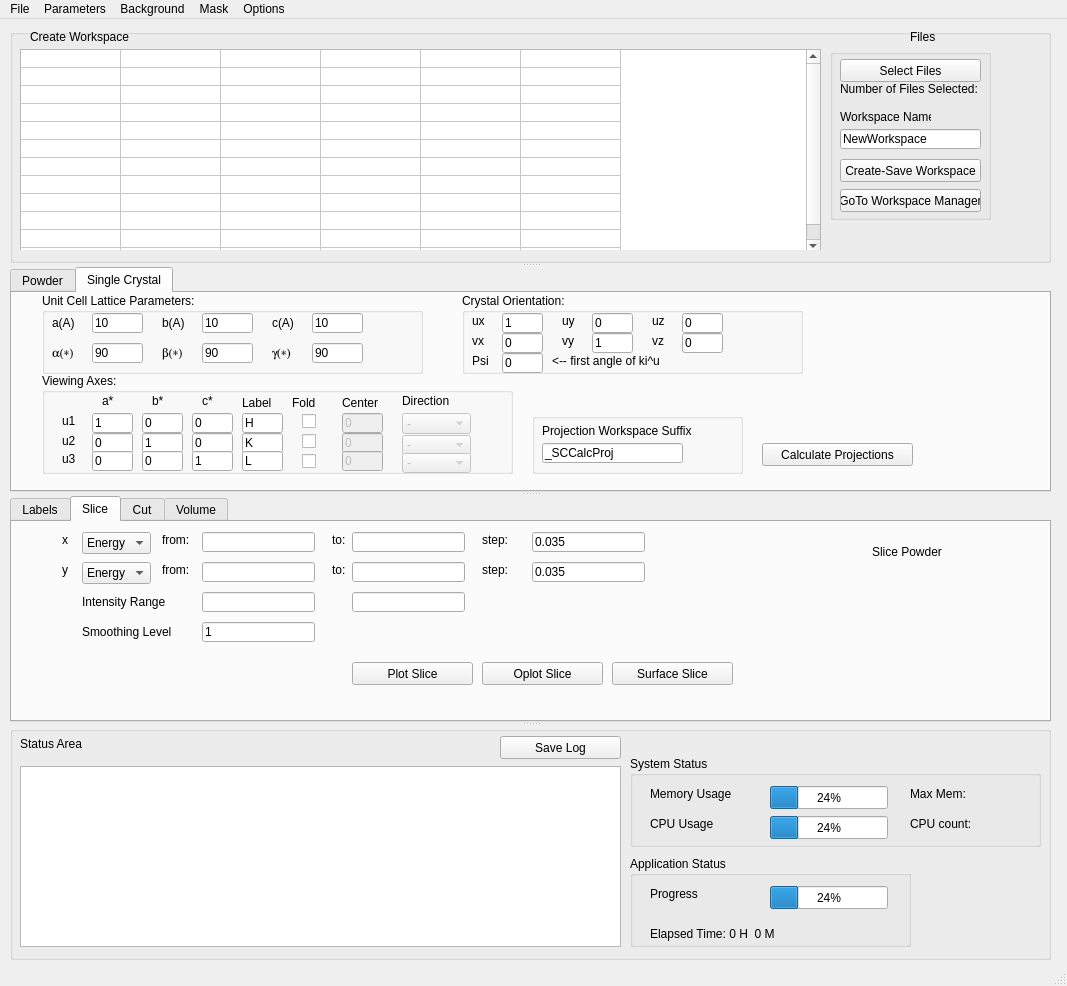
This is MSlice.ui in neutrons/mslice_2.0 as Qt 5 draws it before an edit. The edited form follows.
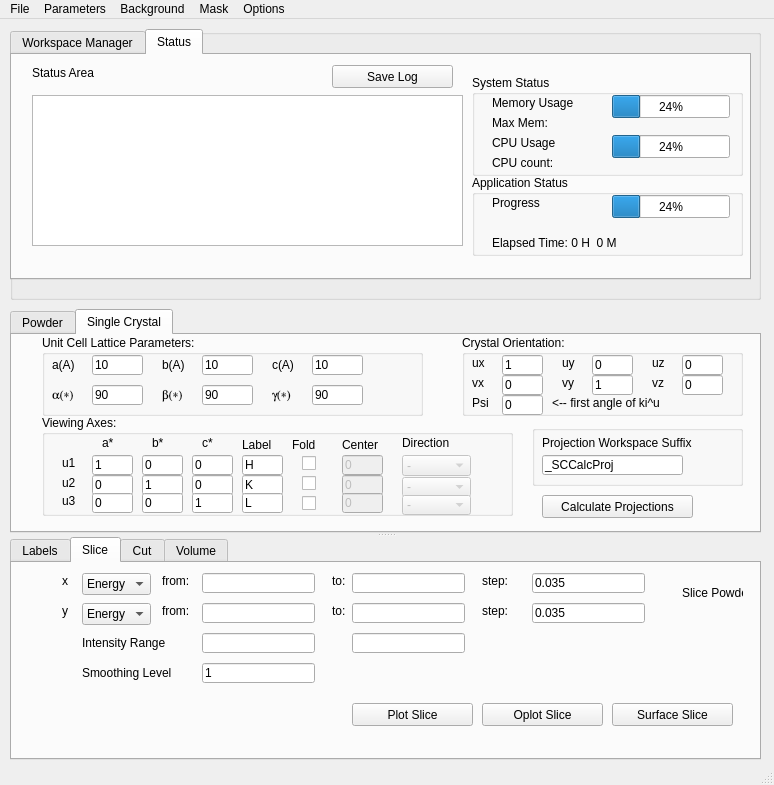
This is the edited form. The open tabs and pages were chosen to show the change.

Commit message:
Reduced size of GUIs and refactored Workspace Composer
The MSlice GUI size was reduced by 40% and the Workspace composer was
reworked to better accommodate dataflow and workflow.

The edit to the form file:
```diff
--- a/MSlice.ui
+++ b/MSlice.ui
@@ -6,8 +6,8 @@
    <rect>
     <x>0</x>
     <y>0</y>
-    <width>1067</width>
-    <height>986</height>
+    <width>774</width>
+    <height>785</height>
    </rect>
   </property>
   <property name="windowTitle">
@@ -42,29 +42,31 @@
      <string/>
     </property>
    </widget>
-   <widget class="QSplitter" name="splitter">
-    <property name="geometry">
-     <rect>
-      <x>10</x>
-      <y>10</y>
-      <width>1041</width>
-      <height>931</height>
-     </rect>
-    </property>
-    <property name="orientation">
-     <enum>Qt::Vertical</enum>
-    </property>
     <widget class="QGroupBox" name="FileHandlingBox">
+    <property name="geometry">
+     <rect>
+      <x>10</x>
+      <y>10</y>
+      <width>751</width>
+      <height>271</height>
+     </rect>
+    </property>
+    <property name="sizePolicy">
+     <sizepolicy hsizetype="Preferred" vsizetype="Preferred">
+      <horstretch>0</horstretch>
+      <verstretch>0</verstretch>
+     </sizepolicy>
+    </property>
      <property name="title">
       <string/>
      </property>
-     <widget class="QStackedWidget" name="stackedWidgetFilesWorkspaces">
+    <widget class="QTabWidget" name="tabWidgetFilesWorkspaces">
       <property name="geometry">
        <rect>
         <x>0</x>
         <y>0</y>
-        <width>1031</width>
-        <height>221</height>
+       <width>741</width>
+       <height>251</height>
        </rect>
       </property>
       <property name="sizePolicy">
@@ -74,246 +76,12 @@
        </sizepolicy>
       </property>
       <property name="currentIndex">
-       <number>1</number>
-      </property>
-      <widget class="QWidget" name="page_7">
-       <widget class="QTableWidget" name="tableWidget">
-        <property name="enabled">
-         <bool>true</bool>
-        </property>
-        <property name="geometry">
-         <rect>
-          <x>10</x>
-          <y>20</y>
-          <width>801</width>
-          <height>205</height>
-         </rect>
-        </property>
-        <property name="sizePolicy">
-         <sizepolicy hsizetype="Ignored" vsizetype="Ignored">
-          <horstretch>0</horstretch>
-          <verstretch>50</verstretch>
-         </sizepolicy>
-        </property>
-        <property name="maximumSize">
-         <size>
-          <width>840</width>
-          <height>205</height>
-         </size>
-        </property>
-        <property name="sizeIncrement">
-         <size>
-          <width>5</width>
-          <height>5</height>
-         </size>
-        </property>
-        <property name="selectionBehavior">
-         <enum>QAbstractItemView::SelectRows</enum>
-        </property>
-        <property name="sortingEnabled">
-         <bool>true</bool>
-        </property>
-        <property name="rowCount">
-         <number>12</number>
-        </property>
-        <property name="columnCount">
-         <number>6</number>
-        </property>
-        <attribute name="horizontalHeaderVisible">
-         <bool>false</bool>
-        </attribute>
-        <attribute name="horizontalHeaderCascadingSectionResizes">
-         <bool>true</bool>
-        </attribute>
-        <attribute name="horizontalHeaderDefaultSectionSize">
-         <number>100</number>
-        </attribute>
-        <attribute name="horizontalHeaderShowSortIndicator" stdset="0">
-         <bool>true</bool>
-        </attribute>
-        <attribute name="horizontalHeaderStretchLastSection">
-         <bool>false</bool>
-        </attribute>
-        <attribute name="verticalHeaderVisible">
-         <bool>false</bool>
-        </attribute>
-        <attribute name="verticalHeaderCascadingSectionResizes">
-         <bool>true</bool>
-        </attribute>
-        <attribute name="verticalHeaderDefaultSectionSize">
-         <number>18</number>
-        </attribute>
-        <attribute name="verticalHeaderHighlightSections">
-         <bool>true</bool>
-        </attribute>
-        <attribute name="verticalHeaderMinimumSectionSize">
-         <number>15</number>
-        </attribute>
-        <attribute name="verticalHeaderStretchLastSection">
-         <bool>false</bool>
-        </attribute>
-        <row/>
-        <row/>
-        <row/>
-        <row/>
-        <row/>
-        <row/>
-        <row/>
-        <row/>
-        <row/>
-        <row/>
-        <row/>
-        <row/>
-        <column>
-         <property name="text">
-          <string>Filename</string>
-         </property>
-        </column>
-        <column>
-         <property name="text">
-          <string>Date</string>
-         </property>
-        </column>
-        <column>
-         <property name="text">
-          <string>Type</string>
-         </property>
-        </column>
-        <column>
-         <property name="text">
-          <string>Size</string>
-         </property>
-        </column>
-        <column>
-         <property name="text">
-          <string>Scale Factor</string>
-         </property>
-        </column>
-        <column>
-         <property name="text">
-          <string>Status</string>
-         </property>
-        </column>
-       </widget>
-       <widget class="QGroupBox" name="groupBoxLoadData">
-        <property name="geometry">
-         <rect>
-          <x>820</x>
-          <y>20</y>
-          <width>161</width>
-          <height>171</height>
-         </rect>
-        </property>
-        <property name="title">
-         <string/>
-        </property>
-        <widget class="QPushButton" name="pushButtonCreateWorkspace">
-         <property name="geometry">
-          <rect>
-           <x>10</x>
-           <y>110</y>
-           <width>141</width>
-           <height>23</height>
-          </rect>
-         </property>
-         <property name="text">
-          <string>Create-Save Workspace</string>
-         </property>
-        </widget>
-        <widget class="QLabel" name="LabelNfiles">
-         <property name="geometry">
-          <rect>
-           <x>10</x>
-           <y>30</y>
-           <width>151</width>
-           <height>20</height>
-          </rect>
-         </property>
-         <property name="text">
-          <string>Number of Files Selected:</string>
-         </property>
-        </widget>
-        <widget class="QLineEdit" name="lineEditWorkspaceName">
-         <property name="geometry">
-          <rect>
-           <x>10</x>
-           <y>80</y>
-           <width>141</width>
-           <height>20</height>
-          </rect>
-         </property>
-         <property name="text">
-          <string>NewWorkspace</string>
-         </property>
-        </widget>
-        <widget class="QLabel" name="label_106">
-         <property name="geometry">
-          <rect>
-           <x>10</x>
-           <y>60</y>
-           <width>91</width>
-           <height>16</height>
-          </rect>
-         </property>
-         <property name="text">
-          <string>Workspace Name</string>
-         </property>
-        </widget>
-        <widget class="QPushButton" name="pushButtonWorkspaceManager">
-         <property name="geometry">
-          <rect>
-           <x>10</x>
-           <y>140</y>
-           <width>141</width>
-           <height>23</height>
-          </rect>
-         </property>
-         <property name="text">
-          <string>GoTo Workspace Manager</string>
-         </property>
-        </widget>
-        <widget class="QPushButton" name="pushButtonSelectFiles">
-         <property name="geometry">
-          <rect>
-           <x>10</x>
-           <y>10</y>
-           <width>141</width>
-           <height>23</height>
-          </rect>
-         </property>
-         <property name="text">
-          <string>Select Files</string>
-         </property>
-        </widget>
-       </widget>
-       <widget class="QLabel" name="label_104">
-        <property name="geometry">
-         <rect>
-          <x>900</x>
-          <y>0</y>
-          <width>31</width>
-          <height>16</height>
-         </rect>
-        </property>
-        <property name="text">
-         <string>Files</string>
-        </property>
-       </widget>
-       <widget class="QLabel" name="label_110">
-        <property name="geometry">
-         <rect>
-          <x>20</x>
-          <y>0</y>
-          <width>101</width>
-          <height>16</height>
-         </rect>
-        </property>
-        <property name="text">
-         <string>Create Workspace</string>
-        </property>
-       </widget>
-      </widget>
-      <widget class="QWidget" name="page_8">
+      <number>0</number>
+     </property>
+     <widget class="QWidget" name="tabWidgetFilesWorkspacesPage2" native="true">
+      <attribute name="title">
+       <string>Workspace Manager</string>
+      </attribute>
        <widget class="QLabel" name="label_105">
         <property name="geometry">
          <rect>
@@ -588,8 +356,252 @@
         </property>
        </widget>
       </widget>
-     </widget>
-    </widget>
+     <widget class="QWidget" name="tabWidgetFilesWorkspacesPage1" native="true">
+      <attribute name="title">
+       <string>Status</string>
+      </attribute>
+      <widget class="QLabel" name="labelStatus">
+       <property name="geometry">
+        <rect>
+         <x>20</x>
+         <y>10</y>
+         <width>151</width>
+         <height>16</height>
+        </rect>
+       </property>
+       <property name="text">
+        <string>Status Area</string>
+       </property>
+      </widget>
+      <widget class="QTextEdit" name="StatusText">
+       <property name="geometry">
+        <rect>
+         <x>20</x>
+         <y>40</y>
+         <width>431</width>
+         <height>151</height>
+        </rect>
+       </property>
+       <property name="readOnly">
+        <bool>true</bool>
+       </property>
+      </widget>
+      <widget class="QGroupBox" name="groupBox_6">
+       <property name="geometry">
+        <rect>
+         <x>460</x>
+         <y>120</y>
+         <width>271</width>
+         <height>81</height>
+        </rect>
+       </property>
+       <property name="font">
+        <font>
+         <underline>false</underline>
+        </font>
+       </property>
+       <property name="title">
+        <string>Application Status</string>
+       </property>
+       <widget class="QProgressBar" name="progressBarStatusProgress">
+        <property name="geometry">
+         <rect>
+          <x>140</x>
+          <y>20</y>
+          <width>118</width>
+          <height>23</height>
+         </rect>
+        </property>
+        <property name="value">
+         <number>24</number>
+        </property>
+       </widget>
+       <widget class="QLabel" name="label_103">
+        <property name="geometry">
+         <rect>
+          <x>20</x>
+          <y>20</y>
+          <width>111</width>
+          <height>16</height>
+         </rect>
+        </property>
+        <property name="text">
+         <string>Progress</string>
+        </property>
+       </widget>
+       <widget class="QLabel" name="labelElapsedTime">
+        <property name="geometry">
+         <rect>
+          <x>20</x>
+          <y>60</y>
+          <width>231</width>
+          <height>16</height>
+         </rect>
+        </property>
+        <property name="text">
+         <string>Elapsed Time: 0 H  0 M</string>
+        </property>
+       </widget>
+      </widget>
+      <widget class="QGroupBox" name="groupBox_5">
+       <property name="geometry">
+        <rect>
+         <x>460</x>
+         <y>20</y>
+         <width>271</width>
+         <height>101</height>
+        </rect>
+       </property>
+       <property name="font">
+        <font>
+         <weight>50</weight>
+         <bold>false</bold>
+         <underline>false</underline>
+        </font>
+       </property>
+       <property name="title">
+        <string>System Status</string>
+       </property>
+       <widget class="QProgressBar" name="progressBarStatusMemory">
+        <property name="geometry">
+         <rect>
+          <x>140</x>
+          <y>20</y>
+          <width>118</width>
+          <height>23</height>
+         </rect>
+        </property>
+        <property name="value">
+         <number>24</number>
+        </property>
+       </widget>
+       <widget class="QProgressBar" name="progressBarStatusCPU">
+        <property name="geometry">
+         <rect>
+          <x>140</x>
+          <y>60</y>
+          <width>118</width>
+          <height>23</height>
+         </rect>
+        </property>
+        <property name="value">
+         <number>24</number>
+        </property>
+       </widget>
+       <widget class="QLabel" name="label_101">
+        <property name="geometry">
+         <rect>
+          <x>20</x>
+          <y>20</y>
+          <width>101</width>
+          <height>16</height>
+         </rect>
+        </property>
+        <property name="font">
+         <font>
+          <underline>false</underline>
+         </font>
+        </property>
+        <property name="text">
+         <string>Memory Usage</string>
+        </property>
+       </widget>
+       <widget class="QLabel" name="label_102">
+        <property name="geometry">
+         <rect>
+          <x>20</x>
+          <y>60</y>
+          <width>111</width>
+          <height>16</height>
+         </rect>
+        </property>
+        <property name="font">
+         <font>
+          <underline>false</underline>
+         </font>
+        </property>
+        <property name="text">
+         <string>CPU Usage</string>
+        </property>
+       </widget>
+       <widget class="QLabel" name="labelMaxMem">
+        <property name="geometry">
+         <rect>
+          <x>20</x>
+          <y>40</y>
+          <width>91</width>
+          <height>16</height>
+         </rect>
+        </property>
+        <property name="text">
+         <string>Max Mem:</string>
+        </property>
+       </widget>
+       <widget class="QLabel" name="labelCPUCount">
+        <property name="geometry">
+         <rect>
+          <x>20</x>
+          <y>80</y>
+          <width>91</width>
+          <height>16</height>
+         </rect>
+        </property>
+        <property name="text">
+         <string>CPU count:</string>
+        </property>
+       </widget>
+      </widget>
+      <widget class="QPushButton" name="pushButtonSaveLog">
+       <property name="geometry">
+        <rect>
+         <x>320</x>
+         <y>10</y>
+         <width>121</width>
+         <height>23</height>
+        </rect>
+       </property>
+       <property name="text">
+        <string>Save Log</string>
+       </property>
+      </widget>
+      <zorder>labelStatus</zorder>
+      <zorder>StatusText</zorder>
+      <zorder>groupBox_6</zorder>
+      <zorder>groupBox_5</zorder>
+      <zorder>pushButtonSaveLog</zorder>
+      <zorder>labelStatus</zorder>
+      <zorder>StatusText</zorder>
+      <zorder>groupBox_6</zorder>
+      <zorder>groupBox_5</zorder>
+      <zorder>pushButtonSaveLog</zorder>
+     </widget>
+    </widget>
+   </widget>
+   <widget class="QSplitter" name="splitter">
+    <property name="geometry">
+     <rect>
+      <x>0</x>
+      <y>0</y>
+      <width>0</width>
+      <height>0</height>
+     </rect>
+    </property>
+    <property name="orientation">
+     <enum>Qt::Vertical</enum>
+    </property>
+   </widget>
+   <widget class="QSplitter" name="splitter_2">
+    <property name="geometry">
+     <rect>
+      <x>10</x>
+      <y>290</y>
+      <width>751</width>
+      <height>451</height>
+     </rect>
+    </property>
+    <property name="orientation">
+     <enum>Qt::Vertical</enum>
+    </property>
     <widget class="QTabWidget" name="SampleTabWidget">
      <property name="currentIndex">
       <number>1</number>
@@ -1481,7 +1493,7 @@
         <rect>
          <x>450</x>
          <y>0</y>
-         <width>341</width>
+         <width>281</width>
          <height>81</height>
         </rect>
        </property>
@@ -1687,8 +1699,8 @@
       <widget class="QPushButton" name="pushButtonSCCalcProj">
        <property name="geometry">
         <rect>
-         <x>750</x>
-         <y>150</y>
+         <x>530</x>
+         <y>160</y>
          <width>151</width>
          <height>23</height>
         </rect>
@@ -1701,7 +1713,7 @@
        <property name="geometry">
         <rect>
          <x>520</x>
-         <y>120</y>
+         <y>90</y>
          <width>211</width>
          <height>61</height>
         </rect>
@@ -1828,7 +1840,7 @@
         <rect>
          <x>0</x>
          <y>0</y>
-         <width>971</width>
+         <width>741</width>
          <height>201</height>
         </rect>
        </property>
@@ -1839,9 +1851,9 @@
         <widget class="QLabel" name="label_29">
          <property name="geometry">
           <rect>
-           <x>860</x>
+           <x>670</x>
            <y>20</y>
-           <width>101</width>
+           <width>61</width>
            <height>20</height>
           </rect>
          </property>
@@ -4179,218 +4191,6 @@
       </widget>
      </widget>
     </widget>
-    <widget class="QGroupBox" name="groupBox">
-     <property name="title">
-      <string/>
-     </property>
-     <property name="checkable">
-      <bool>false</bool>
-     </property>
-     <widget class="QTextEdit" name="StatusText">
-      <property name="geometry">
-       <rect>
-        <x>10</x>
-        <y>40</y>
-        <width>601</width>
-        <height>181</height>
-       </rect>
-      </property>
-      <property name="readOnly">
-       <bool>true</bool>
-      </property>
-     </widget>
-     <widget class="QLabel" name="labelStatus">
-      <property name="geometry">
-       <rect>
-        <x>10</x>
-        <y>10</y>
-        <width>151</width>
-        <height>16</height>
-       </rect>
-      </property>
-      <property name="text">
-       <string>Status Area</string>
-      </property>
-     </widget>
-     <widget class="QPushButton" name="pushButtonSaveLog">
-      <property name="geometry">
-       <rect>
-        <x>490</x>
-        <y>10</y>
-        <width>121</width>
-        <height>23</height>
-       </rect>
-      </property>
-      <property name="text">
-       <string>Save Log</string>
-      </property>
-     </widget>
-     <widget class="QGroupBox" name="groupBox_5">
-      <property name="geometry">
-       <rect>
-        <x>620</x>
-        <y>30</y>
-        <width>411</width>
-        <height>91</height>
-       </rect>
-      </property>
-      <property name="font">
-       <font>
-        <weight>50</weight>
-        <bold>false</bold>
-        <underline>false</underline>
-       </font>
-      </property>
-      <property name="title">
-       <string>System Status</string>
-      </property>
-      <widget class="QProgressBar" name="progressBarStatusMemory">
-       <property name="geometry">
-        <rect>
-         <x>140</x>
-         <y>30</y>
-         <width>118</width>
-         <height>23</height>
-        </rect>
-       </property>
-       <property name="value">
-        <number>24</number>
-       </property>
-      </widget>
-      <widget class="QProgressBar" name="progressBarStatusCPU">
-       <property name="geometry">
-        <rect>
-         <x>140</x>
-         <y>60</y>
-         <width>118</width>
-         <height>23</height>
-        </rect>
-       </property>
-       <property name="value">
-        <number>24</number>
-       </property>
-      </widget>
-      <widget class="QLabel" name="label_101">
-       <property name="geometry">
-        <rect>
-         <x>20</x>
-         <y>30</y>
-         <width>121</width>
-         <height>16</height>
-        </rect>
-       </property>
-       <property name="font">
-        <font>
-         <underline>false</underline>
-        </font>
-       </property>
-       <property name="text">
-        <string>Memory Usage</string>
-       </property>
-      </widget>
-      <widget class="QLabel" name="label_102">
-       <property name="geometry">
-        <rect>
-         <x>20</x>
-         <y>60</y>
-         <width>111</width>
-         <height>16</height>
-        </rect>
-       </property>
-       <property name="font">
-        <font>
-         <underline>false</underline>
-        </font>
-       </property>
-       <property name="text">
-        <string>CPU Usage</string>
-       </property>
-      </widget>
-      <widget class="QLabel" name="labelMaxMem">
-       <property name="geometry">
-        <rect>
-         <x>280</x>
-         <y>30</y>
-         <width>131</width>
-         <height>16</height>
-        </rect>
-       </property>
-       <property name="text">
-        <string>Max Mem:</string>
-       </property>
-      </widget>
-      <widget class="QLabel" name="labelCPUCount">
-       <property name="geometry">
-        <rect>
-         <x>280</x>
-         <y>60</y>
-         <width>121</width>
-         <height>16</height>
-        </rect>
-       </property>
-       <property name="text">
-        <string>CPU count:</string>
-       </property>
-      </widget>
-     </widget>
-     <widget class="QGroupBox" name="groupBox_6">
-      <property name="geometry">
-       <rect>
-        <x>620</x>
-        <y>130</y>
-        <width>281</width>
-        <height>91</height>
-       </rect>
-      </property>
-      <property name="font">
-       <font>
-        <underline>false</underline>
-       </font>
-      </property>
-      <property name="title">
-       <string>Application Status</string>
-      </property>
-      <widget class="QProgressBar" name="progressBarStatusProgress">
-       <property name="geometry">
-        <rect>
-         <x>140</x>
-         <y>30</y>
-         <width>118</width>
-         <height>23</height>
-        </rect>
-       </property>
-       <property name="value">
-        <number>24</number>
-       </property>
-      </widget>
-      <widget class="QLabel" name="label_103">
-       <property name="geometry">
-        <rect>
-         <x>20</x>
-         <y>30</y>
-         <width>111</width>
-         <height>16</height>
-        </rect>
-       </property>
-       <property name="text">
-        <string>Progress</string>
-       </property>
-      </widget>
-      <widget class="QLabel" name="labelElapsedTime">
-       <property name="geometry">
-        <rect>
-         <x>20</x>
-         <y>70</y>
-         <width>231</width>
-         <height>16</height>
-        </rect>
-       </property>
-       <property name="text">
-        <string>Elapsed Time: 0 H  0 M</string>
-       </property>
-      </widget>
-     </widget>
-    </widget>
    </widget>
   </widget>
   <widget class="QMenuBar" name="menubar">
@@ -4398,7 +4198,7 @@
     <rect>
      <x>0</x>
      <y>0</y>
-     <width>1067</width>
+     <width>774</width>
      <height>21</height>
     </rect>
    </property>
```
Left out of the diff: 153 changed lines with no effect on the pictures. Lines whose indentation alone changed are shown as unchanged. The commit also changes 7 other files.
